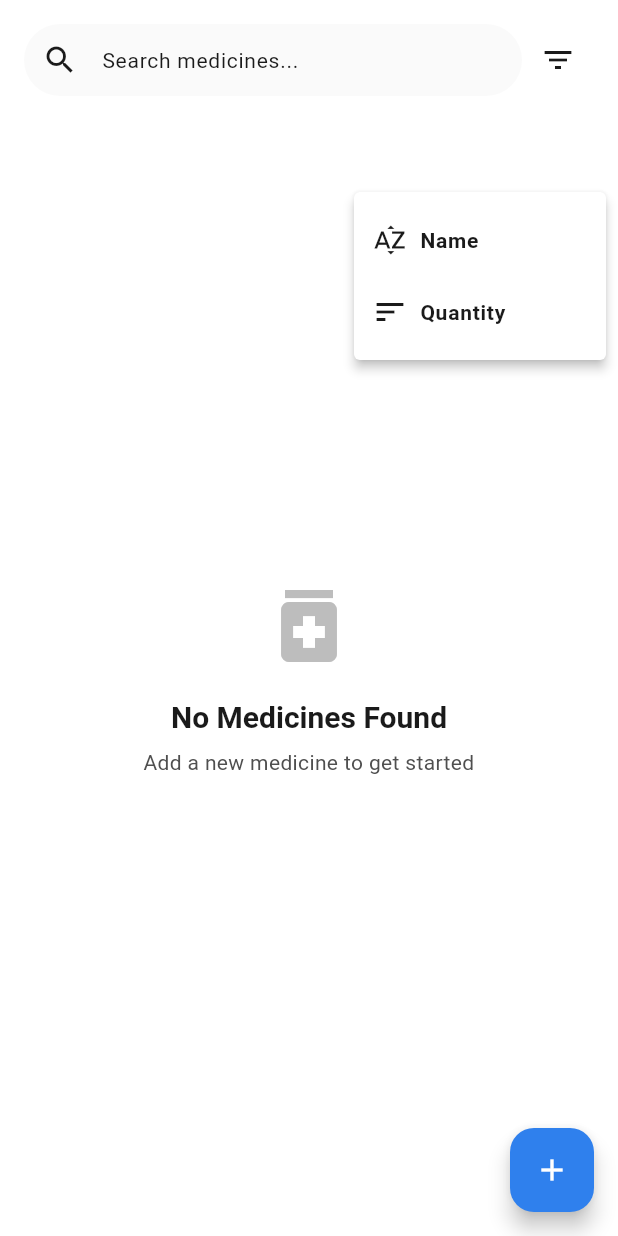
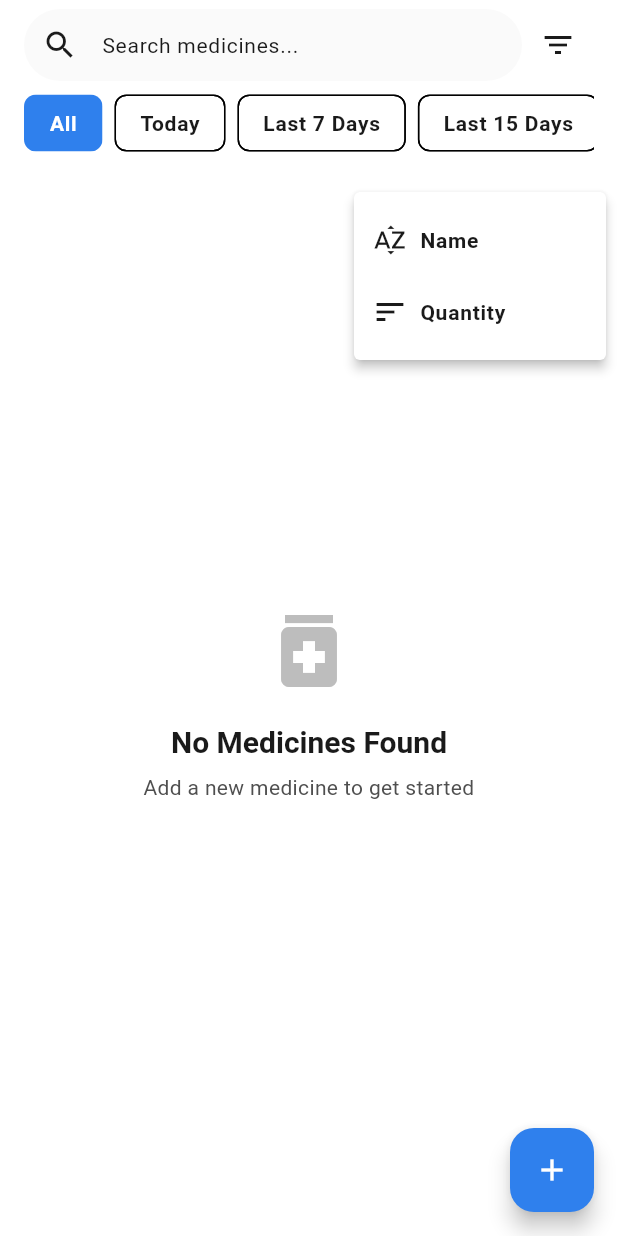
Before and after one commit to Jakir123/MedTrack, a Flutter app: the MedicineListScreen screen opened directly with empty values, after a tap on the "filter list" icon, on a phone screen of 412 x 824 dp. Run offline on Flutter 3.47's test engine with Material 3 defaults, Android fonts, the phone set to English and light mode, and no system bars; our stand-ins replace cached_network_image, cloud_firestore, firebase_auth, firebase_core, flutter_local_notifications, flutter_svg and 5 more; missing offline and left inert: android_alarm_manager_plus; accounts and stored records are empty; project files that could hold a hidden picture were left out.

Commit message:
added day and monthwise filter options in medicine list

```diff
--- a/lib/features/medicines/medicine_list_screen.dart
+++ b/lib/features/medicines/medicine_list_screen.dart
@@ -14,6 +14,37 @@ class LoadingIndicator extends StatelessWidget {
     return const Center(
       child: CircularProgressIndicator(),
     );
+  }
+}
+
+enum TimeRange {
+  all,
+  today,
+  last7Days,
+  last15Days,
+  lastMonth,
+  last6Months,
+  thisYear
+}
+
+extension TimeRangeExtension on TimeRange {
+  String get displayName {
+    switch (this) {
+      case TimeRange.all:
+        return 'All';
+      case TimeRange.today:
+        return 'Today';
+      case TimeRange.last7Days:
+        return 'Last 7 Days';
+      case TimeRange.last15Days:
+        return 'Last 15 Days';
+      case TimeRange.lastMonth:
+        return 'Last Month';
+      case TimeRange.last6Months:
+        return 'Last 6 Months';
+      case TimeRange.thisYear:
+        return 'This Year';
+    }
   }
 }
 
@@ -87,6 +118,11 @@ class MedicineListScreen extends StatefulWidget {
 class _MedicineListScreenState extends State<MedicineListScreen> {
   final Map<String, int> _originalQuantities = {};
 
+  void _hideKeyboard(){
+    // Hide keyboard and clear focus
+    FocusScope.of(context).requestFocus(FocusNode());
+  }
+
   void _toggleStockOut(Medicine medicine) async {
     final viewModel = context.read<MedicineViewModel>();
 
@@ -116,6 +152,38 @@ class _MedicineListScreenState extends State<MedicineListScreen> {
 
   SortField? _sortField;
   bool _isAscending = true;
+  TimeRange? _selectedTimeRange = TimeRange.all;
+
+  void _applyTimeRangeFilter(TimeRange range) {
+    final now = DateTime.now();
+    DateTime? startDate;
+
+    switch (range) {
+      case TimeRange.today:
+        startDate = DateTime(now.year, now.month, now.day);
+        break;
+      case TimeRange.last7Days:
+        startDate = now.subtract(const Duration(days: 7));
+        break;
+      case TimeRange.last15Days:
+        startDate = now.subtract(const Duration(days: 15));
+        break;
+      case TimeRange.lastMonth:
+        startDate = now.subtract(const Duration(days: 30));
+        break;
+      case TimeRange.last6Months:
+        startDate = now.subtract(const Duration(days: 180));
+        break;
+      case TimeRange.thisYear:
+        startDate = DateTime(now.year, 1, 1);
+        break;
+      case TimeRange.all:
+        startDate = null;
+        break;
+    }
+
+    context.read<MedicineViewModel>().setTimeRangeFilter(startDate);
+  }
 
   void _toggleSort(SortField field) {
     if (_sortField == field) {
@@ -124,10 +192,7 @@ class _MedicineListScreenState extends State<MedicineListScreen> {
       _sortField = field;
       _isAscending = true;
     }
-
-    // Hide keyboard and clear focus
-    FocusScope.of(context).requestFocus(FocusNode());
-
+    _hideKeyboard();
     setState(() {});
     context.read<MedicineViewModel>().sortMedicines(field, _isAscending);
   }
@@ -166,8 +231,11 @@ class _MedicineListScreenState extends State<MedicineListScreen> {
       body: Column(
         children: [
           Padding(
-            padding: const EdgeInsets.all(16.0),
-            child: Row(
+            padding: const EdgeInsets.fromLTRB(16, 6, 16, 8),
+            child: Column(
+              crossAxisAlignment: CrossAxisAlignment.start,
+              children: [
+                Row(
                   children: [
                     Expanded(
                       child: custom.SearchBar(
@@ -181,6 +249,7 @@ class _MedicineListScreenState extends State<MedicineListScreen> {
                     IconButton(
                       icon: const Icon(Icons.filter_list),
                       onPressed: () {
+                        _hideKeyboard();
                         showMenu<SortField>(
                           context: context,
                           position: RelativeRect.fromLTRB(
@@ -222,6 +291,39 @@ class _MedicineListScreenState extends State<MedicineListScreen> {
                         });
                       },
                       tooltip: 'Sort Options',
+                    ),
+                  ],
+                ),
+                const SizedBox(height: 4),
+                SingleChildScrollView(
+                  scrollDirection: Axis.horizontal,
+                  child: Row(
+                    children: TimeRange.values.map((range) {
+                      return Padding(
+                        padding: const EdgeInsets.only(right: 8.0),
+                        child: FilterChip(
+                          checkmarkColor: Colors.white,
+                          showCheckmark: false,
+                          label: Text(range.displayName),
+                          selected: _selectedTimeRange == range,
+                          onSelected: (selected) {
+                            if (selected) {
+                              setState(() {
+                                _selectedTimeRange = range;
+                              });
+                              _applyTimeRangeFilter(range);
+                            }
+                          },
+                          selectedColor: Theme.of(context).colorScheme.primaryContainer,
+                          labelStyle: TextStyle(
+                            color: _selectedTimeRange == range
+                                ? Colors.white
+                                : Theme.of(context).colorScheme.onSurface,
+                          ),
+                        ),
+                      );
+                    }).toList(),
+                  ),
                 ),
               ],
             ),
--- a/lib/features/medicines/medicine_viewmodel.dart
+++ b/lib/features/medicines/medicine_viewmodel.dart
@@ -11,24 +11,35 @@ class MedicineViewModel extends ChangeNotifier {
   String? _error;
   List<Medicine> _medicines = [];
   String? _searchQuery;
+  DateTime? _timeRangeStart;
+  DateTime? _timeRangeEnd;
 
   // Getters
   bool get isLoading => _isLoading;
   String? get error => _error;
   List<Medicine> get medicines => _filteredMedicines;
   String? get searchQuery => _searchQuery;
+  DateTime? get timeRangeStart => _timeRangeStart;
+  DateTime? get timeRangeEnd => _timeRangeEnd;
 
   // Get filtered medicines based on search and filters
   List<Medicine> get _filteredMedicines {
-    var result = List<Medicine>.from(_medicines);
+    List<Medicine> result = _medicines;
 
     // Apply search filter
     if (_searchQuery != null && _searchQuery!.isNotEmpty) {
-      final query = _searchQuery!.toLowerCase();
-      result = result.where((medicine) {
-        return medicine.name.toLowerCase().contains(query) ||
-            (medicine.companyName?.toLowerCase().contains(query) ?? false) ||
-            (medicine.representativeName?.toLowerCase().contains(query) ?? false);
+      result = result.where((m) {
+        return m.name.toLowerCase().contains(_searchQuery!.toLowerCase()) ||
+               (m.companyName?.toLowerCase().contains(_searchQuery!.toLowerCase()) ?? false) ||
+               (m.representativeName?.toLowerCase().contains(_searchQuery!.toLowerCase()) ?? false);
+      }).toList();
+    }
+
+    // Apply time range filter
+    if (_timeRangeStart != null) {
+      result = result.where((m) {
+        final createdAt = m.updatedAt ?? DateTime.now();
+        return createdAt.isAfter(_timeRangeStart!) || createdAt.isAtSameMomentAs(_timeRangeStart!);
       }).toList();
     }
 
@@ -54,6 +65,11 @@ class MedicineViewModel extends ChangeNotifier {
   // Set search query
   void setSearchQuery(String? query) {
     _searchQuery = query;
+    notifyListeners();
+  }
+
+  void setTimeRangeFilter(DateTime? startDate) {
+    _timeRangeStart = startDate;
     notifyListeners();
   }
 
```
Lines whose indentation alone changed are shown as unchanged.
